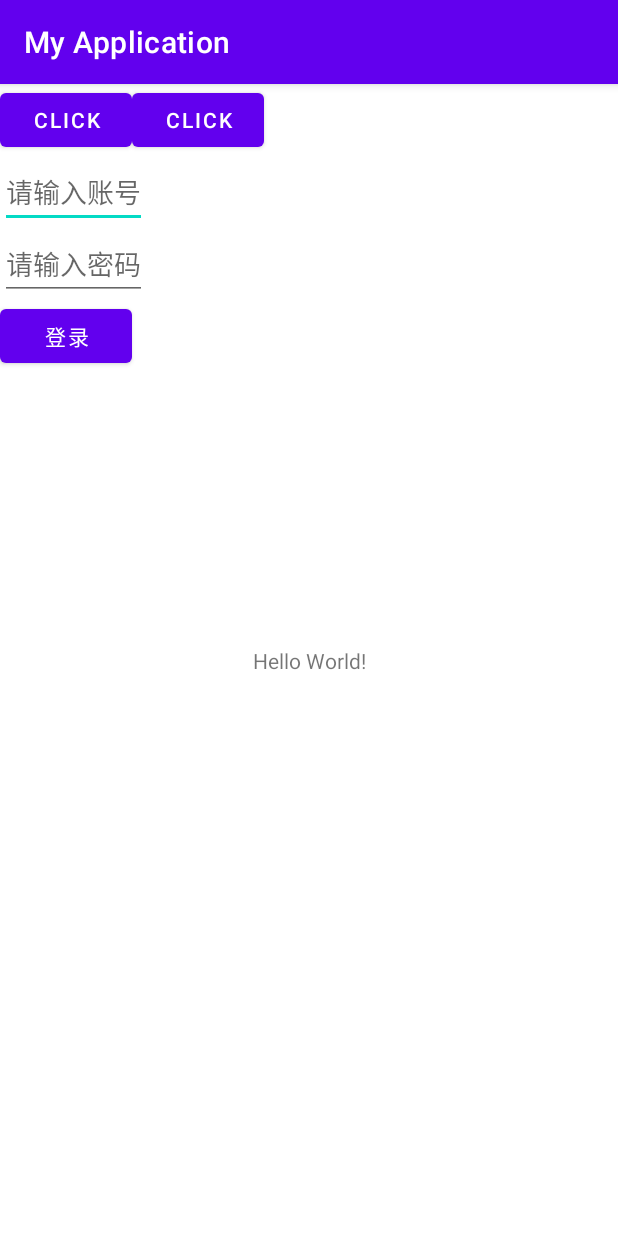
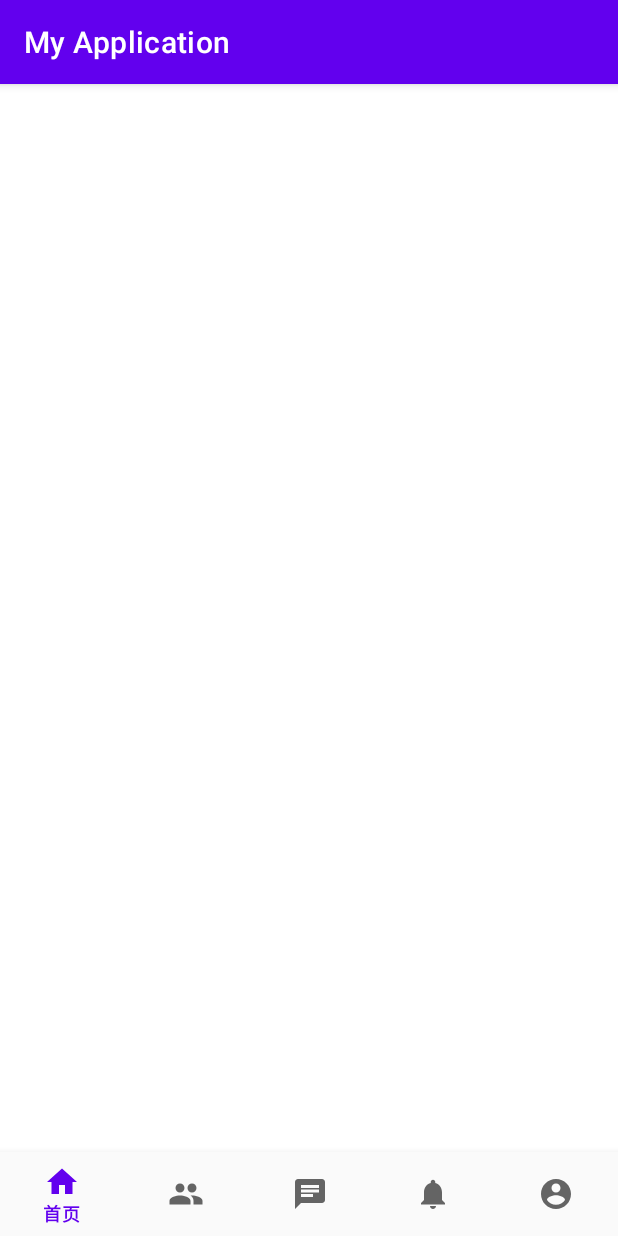
Before and after one commit to Tokiwa-17/Android, an Android app: the MainActivity screen opened directly, with no data from a screen before it, on a phone screen of 412 x 824 dp. Run offline under Robolectric (Android 15) with nearby library versions, the phone set to English and light mode, and no system bars; 4 statements that could not run were skipped.

Commit message:
首页(未完成)

```diff
--- /dev/null
+++ b/frontend/app/src/main/res/drawable/ic_chat_black_24dp.xml
@@ -0,0 +1,9 @@
+<vector xmlns:android="http://schemas.android.com/apk/res/android"
+    android:width="24dp"
+    android:height="24dp"
+    android:viewportWidth="24.0"
+    android:viewportHeight="24.0">
+    <path
+        android:fillColor="#FF000000"
+        android:pathData="M20,2L4,2c-1.1,0 -1.99,0.9 -1.99,2L2,22l4,-4h14c1.1,0 2,-0.9 2,-2L22,4c0,-1.1 -0.9,-2 -2,-2zM6,9h12v2L6,11L6,9zM14,14L6,14v-2h8v2zM18,8L6,8L6,6h12v2z"/>
+</vector>
--- /dev/null
+++ b/frontend/app/src/main/res/drawable/ic_dashboard_black_24dp.xml
@@ -0,0 +1,9 @@
+<vector xmlns:android="http://schemas.android.com/apk/res/android"
+    android:width="24dp"
+    android:height="24dp"
+    android:viewportWidth="24.0"
+    android:viewportHeight="24.0">
+    <path
+        android:fillColor="#FF000000"
+        android:pathData="M12,2C6.48,2 2,6.48 2,12s4.48,10 10,10 10,-4.48 10,-10S17.52,2 12,2zM12,5c1.66,0 3,1.34 3,3s-1.34,3 -3,3 -3,-1.34 -3,-3 1.34,-3 3,-3zM12,19.2c-2.5,0 -4.71,-1.28 -6,-3.22 0.03,-1.99 4,-3.08 6,-3.08 1.99,0 5.97,1.09 6,3.08 -1.29,1.94 -3.5,3.22 -6,3.22z" />
+</vector>
--- /dev/null
+++ b/frontend/app/src/main/res/drawable/ic_home_black_24dp.xml
@@ -0,0 +1,9 @@
+<vector xmlns:android="http://schemas.android.com/apk/res/android"
+    android:width="24dp"
+    android:height="24dp"
+    android:viewportWidth="24.0"
+    android:viewportHeight="24.0">
+    <path
+        android:fillColor="#FF000000"
+        android:pathData="M10,20v-6h4v6h5v-8h3L12,3 2,12h3v8z" />
+</vector>
--- /dev/null
+++ b/frontend/app/src/main/res/drawable/ic_notifications_black_24dp.xml
@@ -0,0 +1,9 @@
+<vector xmlns:android="http://schemas.android.com/apk/res/android"
+    android:width="24dp"
+    android:height="24dp"
+    android:viewportWidth="24.0"
+    android:viewportHeight="24.0">
+    <path
+        android:fillColor="#FF000000"
+        android:pathData="M12,22c1.1,0 2,-0.9 2,-2h-4c0,1.1 0.89,2 2,2zM18,16v-5c0,-3.07 -1.64,-5.64 -4.5,-6.32L13.5,4c0,-0.83 -0.67,-1.5 -1.5,-1.5s-1.5,0.67 -1.5,1.5v0.68C7.63,5.36 6,7.92 6,11v5l-2,2v1h16v-1l-2,-2z" />
+</vector>
--- /dev/null
+++ b/frontend/app/src/main/res/drawable/ic_people_black_24dp.xml
@@ -0,0 +1,9 @@
+<vector xmlns:android="http://schemas.android.com/apk/res/android"
+    android:width="24dp"
+    android:height="24dp"
+    android:viewportWidth="24.0"
+    android:viewportHeight="24.0">
+    <path
+        android:fillColor="#FF000000"
+        android:pathData="M16,11c1.66,0 2.99,-1.34 2.99,-3S17.66,5 16,5c-1.66,0 -3,1.34 -3,3s1.34,3 3,3zM8,11c1.66,0 2.99,-1.34 2.99,-3S9.66,5 8,5C6.34,5 5,6.34 5,8s1.34,3 3,3zM8,13c-2.33,0 -7,1.17 -7,3.5L1,19h14v-2.5c0,-2.33 -4.67,-3.5 -7,-3.5zM16,13c-0.29,0 -0.62,0.02 -0.97,0.05 1.16,0.84 1.97,1.97 1.97,3.45L17,19h6v-2.5c0,-2.33 -4.67,-3.5 -7,-3.5z"/>
+</vector>
--- a/frontend/app/src/main/res/layout/activity_main.xml
+++ b/frontend/app/src/main/res/layout/activity_main.xml
@@ -1,58 +1,54 @@
 <?xml version="1.0" encoding="utf-8"?>
+
 <androidx.constraintlayout.widget.ConstraintLayout xmlns:android="http://schemas.android.com/apk/res/android"
     xmlns:app="http://schemas.android.com/apk/res-auto"
-    xmlns:tools="http://schemas.android.com/tools"
     android:layout_width="match_parent"
     android:layout_height="match_parent"
-    tools:context=".activity.MainActivity">
+    android:fitsSystemWindows="true"
+    android:theme="@style/MyAppTheme">
 
-    <TextView
-        android:id="@+id/myTextView"
-        android:layout_width="wrap_content"
-        android:layout_height="wrap_content"
-        android:text="Hello World!"
+    <androidx.drawerlayout.widget.DrawerLayout
+        android:id="@+id/drawer_layout"
+        android:layout_width="match_parent"
+        android:layout_height="match_parent"
         app:layout_constraintBottom_toBottomOf="parent"
-        app:layout_constraintLeft_toLeftOf="parent"
-        app:layout_constraintRight_toRightOf="parent"
-        app:layout_constraintTop_toTopOf="parent" />
+        app:layout_constraintEnd_toEndOf="parent"
+        app:layout_constraintStart_toStartOf="parent"
+        app:layout_constraintTop_toTopOf="parent">
 
-    <Button
-        android:id="@+id/myButton"
-        android:layout_width="wrap_content"
-        android:layout_height="wrap_content"
-        android:onClick="updateMsg"
-        android:text="Click" />
-
-    <Button
-        android:id="@+id/myButton2"
-        android:layout_width="wrap_content"
-        android:layout_height="wrap_content"
-        android:onClick="updateMsg2"
-        app:layout_constraintLeft_toRightOf="@+id/myButton"
-        android:text="Click" />
-
-    <EditText
-        android:id="@+id/myAccount"
-        android:layout_width="wrap_content"
-        android:layout_height="wrap_content"
-        android:hint="请输入账号"
-        app:layout_constraintTop_toBottomOf="@id/myButton"/>
-
-    <EditText
-        android:id="@+id/myPassword"
-        android:layout_width="wrap_content"
-        android:layout_height="wrap_content"
-        android:hint="请输入密码"
-        app:layout_constraintTop_toBottomOf="@id/myAccount"/>
-
-    <Button
-        android:id="@+id/myLogin"
-        android:layout_width="wrap_content"
-        android:layout_height="wrap_content"
-        android:text="登录"
-        android:onClick="Login"
-        app:layout_constraintTop_toBottomOf="@id/myPassword"/>
+        <androidx.constraintlayout.widget.ConstraintLayout
+            android:id="@+id/container"
+            android:layout_width="match_parent"
+            android:layout_height="match_parent">
 
 
+            <com.google.android.material.bottomnavigation.BottomNavigationView
+                android:id="@+id/nav_view"
+                android:layout_width="0dp"
+                android:layout_height="wrap_content"
+                android:background="?android:attr/windowBackground"
 
+                app:layout_constraintBottom_toBottomOf="parent"
+                app:layout_constraintLeft_toLeftOf="parent"
+                app:layout_constraintRight_toRightOf="parent"
+                app:menu="@menu/bottom_nav_menu" />
+
+
+            <androidx.viewpager.widget.ViewPager
+                android:id="@+id/nav_host_fragment"
+                android:layout_width="match_parent"
+                android:layout_height="match_parent"
+                android:layout_marginBottom="60dp"
+                app:layout_constraintBottom_toTopOf="@+id/nav_view"
+                app:layout_constraintHorizontal_bias="0.0"
+                app:layout_constraintLeft_toLeftOf="parent"
+                app:layout_constraintRight_toRightOf="parent"
+                app:layout_constraintTop_toTopOf="parent">
+
+            </androidx.viewpager.widget.ViewPager>
+
+
+        </androidx.constraintlayout.widget.ConstraintLayout>
+
+    </androidx.drawerlayout.widget.DrawerLayout>
 </androidx.constraintlayout.widget.ConstraintLayout>
--- /dev/null
+++ b/frontend/app/src/main/res/menu/bottom_nav_menu.xml
@@ -0,0 +1,29 @@
+<?xml version="1.0" encoding="utf-8"?>
+<menu xmlns:android="http://schemas.android.com/apk/res/android">
+
+    <item
+        android:id="@+id/navigation_home"
+        android:icon="@drawable/ic_home_black_24dp"
+        android:title="@string/title_home" />
+
+    <item
+        android:id="@+id/navigation_follow"
+        android:icon="@drawable/ic_people_black_24dp"
+        android:title="@string/title_follow" />
+
+    <item
+        android:id="@+id/navigation_conversations"
+        android:icon="@drawable/ic_chat_black_24dp"
+        android:title="@string/title_conversations" />
+
+    <item
+        android:id="@+id/navigation_notifications"
+        android:icon="@drawable/ic_notifications_black_24dp"
+        android:title="@string/title_notifications" />
+
+    <item
+        android:id="@+id/navigation_dashboard"
+        android:icon="@drawable/ic_dashboard_black_24dp"
+        android:title="@string/title_dashboard" />
+
+</menu>
--- a/frontend/app/src/main/res/values/colors.xml
+++ b/frontend/app/src/main/res/values/colors.xml
@@ -5,6 +5,39 @@
     <color name="purple_700">#FF3700B3</color>
     <color name="teal_200">#FF03DAC5</color>
     <color name="teal_700">#FF018786</color>
-    <color name="black">#FF000000</color>
-    <color name="white">#FFFFFFFF</color>
+    <color name="colorPrimary">#6200EE</color>
+    <color name="colorPrimaryDark">#3700B3</color>
+    <color name="colorAccent">#03DAC5</color>
+    <color name="white">#FFFFFF</color>
+    <color name="sign_up_Color">#066e8a</color>
+
+    <color name="cornflower_blue">#6274e2</color>
+    <color name="cornflower_blue_dark">#303F9F</color>
+    <color name="cornflower_blue_darkest">#2d3a93</color>
+    <color name="gray_white">#f0f0f0</color>
+    <color name="gray">#ebebeb</color>
+    <color name="gray_light">#e8e8e8</color>
+    <color name="gray_transparent">#a6efefef</color>
+    <color name="gray_dark">#858585</color>
+    <color name="gray_dark_transparent">#ae858585</color>
+    <color name="gray_darkest">#ae282828</color>
+    <color name="black">#000000</color>
+    <color name="black_10">#19000000</color>
+    <color name="ivory">#f8efe6</color>
+    <color name="ivory_dark">#f7e8d9</color>
+    <color name="green">#38be55</color>
+    <color name="green_dark">#2da346</color>
+    <color name="red">#e94f4f</color>
+    <color name="brown">#4e342e</color>
+    <color name="text_color">#000000</color>
+    <color name="label_pressed_bg">#CCFFFF</color>
+    <color name="label_pressed_text">#0066CC</color>
+
+    <color name="theme_blue">#0066CC</color>
+    <color name="visit_title">#44000000</color>
+
+    <color name="coral">#FE7773</color>
+    <color name="dijon">#E4B660</color>
+    <color name="turquoise">#85B8CB</color>
+    <color name="larchmere">#7BC5AE</color>
 </resources>
--- /dev/null
+++ b/frontend/app/src/main/res/values/dimens.xml
@@ -0,0 +1,5 @@
+<?xml version="1.0" encoding="utf-8"?>
+<resources>
+    <dimen name="text_size">18dp</dimen>
+
+</resources>
--- a/frontend/app/src/main/res/values/strings.xml
+++ b/frontend/app/src/main/res/values/strings.xml
@@ -13,6 +13,14 @@
     <string name="VERIFICATION_CODE">验证码</string>
     <string name="PASSWORD">密码</string>
 
+    <!--主页-->
+    <string name="title_home">首页</string>
+    <string name="title_dashboard">我的</string>
+    <string name="title_notifications">通知</string>
+    <string name="title_query">搜索</string>
+    <string name="title_conversations">会话</string>
+    <string name="title_follow">关注</string>
+
     <!--提示信息-->
     <string name="CANNOT_BE_NULL">该项不能为空</string>
 </resources>
--- /dev/null
+++ b/frontend/app/src/main/res/values/styles.xml
@@ -0,0 +1,48 @@
+<resources>
+
+    <!-- Base application theme. -->
+    <style name="AppTheme" parent="Theme.AppCompat.Light.NoActionBar">
+        <!-- Customize your theme here. -->
+        <item name="colorPrimary">@color/colorPrimary</item>
+        <item name="colorPrimaryDark">@color/colorPrimaryDark</item>
+        <item name="colorAccent">@color/colorAccent</item>
+    </style>
+
+    <style name="MyAppTheme" parent="Theme.AppCompat.Light.NoActionBar">
+        <!-- Customize your theme here. -->
+        <!-- 去除顶端紫色 -->
+        <!--        <item name="android:statusBarColor">@color/white</item>-->
+        <!--        <item name="android:windowBackground">@color/white</item>-->
+        <item name="android:windowTranslucentStatus">true</item>
+        <item name="android:windowDrawsSystemBarBackgrounds">true</item>
+        <item name="android:statusBarColor">@android:color/transparent</item>
+<!--        <item name="android:windowLightStatusBar">true</item>-->
+
+        <!--        <item name="android:windowNoTitle">true</item>-->
+        <!--        <item name="android:windowContentOverlay">@null</item>-->
+        <item name="colorPrimary">@color/colorPrimary</item>
+        <item name="colorPrimaryDark">@color/colorPrimaryDark</item>
+        <item name="colorAccent">@color/colorAccent</item>
+    </style>
+
+    <style name="personal_homepage_edit_style">
+        <item name="android:layout_marginTop">4dp</item>
+        <item name="android:layout_marginBottom">4dp</item>
+        <item name="android:textSize">18dp</item>
+        <item name="android:layout_marginRight">15dp</item>
+    </style>
+
+    <style name="personal_homepage_show_style">
+        <item name="android:layout_marginTop">4dp</item>
+        <item name="android:layout_marginBottom">4dp</item>
+        <item name="android:textSize">18dp</item>
+        <item name="android:layout_marginRight">15dp</item>
+    </style>
+
+
+    <style name="TabLayoutTextStyle">
+        <item name="android:textSize">@dimen/text_size</item>
+    </style>
+
+
+</resources>
```
Also changed, not shown: frontend/app/src/main/res/layout/activity_login.xml (line endings or trailing spaces).
